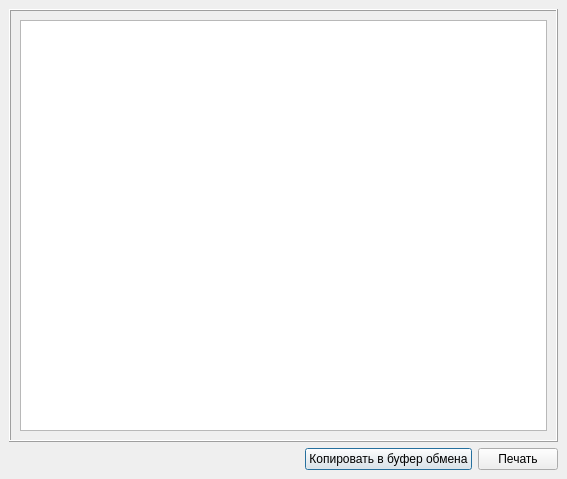
Old version of the form src/ui/otpravka.ui in the repository alex-krutikov/sklad.
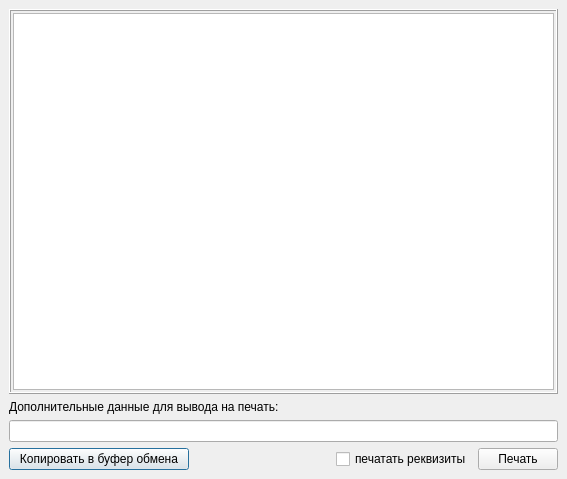
New version of the form.

Commit message: Добавлена возможность печатать реквизиты организации на листе комплектации.

```diff
--- a/src/ui/otpravka.ui
+++ b/src/ui/otpravka.ui
@@ -27,12 +27,21 @@
      <property name="frameShadow" >
       <enum>QFrame::Raised</enum>
      </property>
-     <layout class="QVBoxLayout" >
-      <property name="margin" >
-       <number>9</number>
+     <layout class="QVBoxLayout">
+      <property name="spacing">
+       <number>2</number>
       </property>
-      <property name="spacing" >
-       <number>6</number>
+      <property name="leftMargin">
+       <number>2</number>
+      </property>
+      <property name="topMargin">
+       <number>2</number>
+      </property>
+      <property name="rightMargin">
+       <number>2</number>
+      </property>
+      <property name="bottomMargin">
+       <number>2</number>
       </property>
       <item>
        <widget class="QTableWidget" name="tw" />
@@ -41,13 +50,39 @@
     </widget>
    </item>
    <item>
-    <layout class="QHBoxLayout" >
-     <property name="margin" >
-      <number>0</number>
+    <widget class="QLabel" name="label">
+     <property name="text">
+      <string>Дополнительные данные для вывода на печать:</string>
      </property>
-     <property name="spacing" >
+    </widget>
+   </item>
+   <item>
+    <widget class="QLineEdit" name="le_notes"/>
+   </item>
+   <item>
+    <layout class="QHBoxLayout">
+     <property name="spacing">
       <number>6</number>
      </property>
+     <property name="leftMargin">
+      <number>0</number>
+     </property>
+     <property name="topMargin">
+      <number>0</number>
+     </property>
+     <property name="rightMargin">
+      <number>0</number>
+     </property>
+     <property name="bottomMargin">
+      <number>0</number>
+     </property>
+     <item>
+      <widget class="QPushButton" name="pb_copy">
+       <property name="text">
+        <string>  Копировать в буфер обмена  </string>
+       </property>
+      </widget>
+     </item>
      <item>
       <spacer>
        <property name="orientation" >
@@ -62,9 +97,9 @@
       </spacer>
      </item>
      <item>
-      <widget class="QPushButton" name="pb_copy" >
-       <property name="text" >
-        <string>Копировать в буфер обмена</string>
+      <widget class="QCheckBox" name="cb_rekvizit">
+       <property name="text">
+        <string>печатать реквизиты</string>
        </property>
       </widget>
      </item>
```
Left out of the diff: 50 changed lines with no effect on the pictures. The commit also changes 8 other files.
